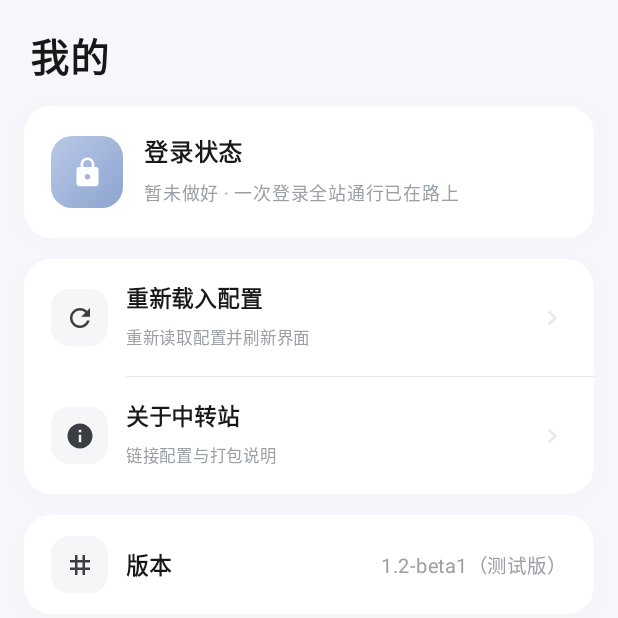
After one commit to hsiaochyu/Zhongzhuanzhan, an Android app built with Jetpack Compose: the composable MeScreen shown on its own in the app's theme, on a phone screen of 412 x 824 dp, the top half of it. The commit adds this screen. Run offline under Robolectric (Android 15) with nearby library versions, the phone set to English and light mode, and no system bars.

Commit message:
feat: 1.2-beta1 主界面重构——底部双 Tab（主页/我的），删除头部栏，关于/重载移入「我的」，登录态占位「暂未做好」，版本升至 1.2-beta1 (versionCode 3)

```diff
--- a/app/build.gradle.kts
+++ b/app/build.gradle.kts
@@ -25,8 +25,8 @@ android {
         applicationId = "com.zhongzhuanzhan.app"
         minSdk = 26
         targetSdk = 35
-        versionCode = 2
-        versionName = "1.1"
+        versionCode = 3
+        versionName = "1.2-beta1"
     }
 
     signingConfigs {
--- a/app/src/main/java/com/zhongzhuanzhan/app/MainActivity.kt
+++ b/app/src/main/java/com/zhongzhuanzhan/app/MainActivity.kt
@@ -34,7 +34,6 @@ class MainActivity : ComponentActivity() {
                     onReopen = {
                         recentState.value?.let { WebActivity.start(this, it.first, it.second) }
                     },
-                    onExit = { finish() },
                     onReload = { recreate() },
                 )
             }
--- /dev/null
+++ b/app/src/main/java/com/zhongzhuanzhan/app/ui/MeScreen.kt
@@ -0,0 +1,299 @@
+package com.zhongzhuanzhan.app.ui
+
+import androidx.compose.foundation.background
+import androidx.compose.foundation.clickable
+import androidx.compose.foundation.layout.Arrangement
+import androidx.compose.foundation.layout.Box
+import androidx.compose.foundation.layout.Column
+import androidx.compose.foundation.layout.PaddingValues
+import androidx.compose.foundation.layout.Row
+import androidx.compose.foundation.layout.Spacer
+import androidx.compose.foundation.layout.fillMaxSize
+import androidx.compose.foundation.layout.fillMaxWidth
+import androidx.compose.foundation.layout.height
+import androidx.compose.foundation.layout.padding
+import androidx.compose.foundation.layout.size
+import androidx.compose.foundation.layout.statusBarsPadding
+import androidx.compose.foundation.layout.width
+import androidx.compose.foundation.lazy.LazyColumn
+import androidx.compose.foundation.shape.RoundedCornerShape
+import androidx.compose.material.icons.Icons
+import androidx.compose.material.icons.automirrored.filled.KeyboardArrowRight
+import androidx.compose.material.icons.filled.Info
+import androidx.compose.material.icons.filled.Refresh
+import androidx.compose.material.icons.filled.Tag
+import androidx.compose.material.icons.filled.Lock
+import androidx.compose.material3.AlertDialog
+import androidx.compose.material3.Icon
+import androidx.compose.material3.Text
+import androidx.compose.material3.TextButton
+import androidx.compose.runtime.Composable
+import androidx.compose.runtime.getValue
+import androidx.compose.runtime.mutableStateOf
+import androidx.compose.runtime.remember
+import androidx.compose.runtime.setValue
+import androidx.compose.ui.Alignment
+import androidx.compose.ui.Modifier
+import androidx.compose.ui.draw.clip
+import androidx.compose.ui.draw.shadow
+import androidx.compose.ui.graphics.Brush
+import androidx.compose.ui.graphics.Color
+import androidx.compose.ui.text.font.FontWeight
+import androidx.compose.ui.unit.dp
+import androidx.compose.ui.unit.sp
+
+// 与 build.gradle.kts 的 versionName 保持一致（改版本时两处都要动）
+private const val APP_VERSION = "1.2-beta1"
+
+@Composable
+fun MeScreen(onReload: () -> Unit) {
+    var showAbout by remember { mutableStateOf(false) }
+
+    LazyColumn(
+        modifier = Modifier
+            .fillMaxSize()
+            .statusBarsPadding(),
+        contentPadding = PaddingValues(bottom = 24.dp),
+    ) {
+        item(key = "title") {
+            Text(
+                text = "我的",
+                fontSize = 26.sp,
+                fontWeight = FontWeight.Bold,
+                color = Ink,
+                modifier = Modifier.padding(start = 20.dp, top = 18.dp, bottom = 14.dp),
+            )
+        }
+
+        item(key = "account") {
+            AccountCard()
+        }
+
+        item(key = "settings") {
+            SettingsCard(
+                onReload = onReload,
+                onAbout = { showAbout = true },
+            )
+        }
+
+        item(key = "version") {
+            VersionCard()
+        }
+    }
+
+    if (showAbout) {
+        AboutDialog(onDismiss = { showAbout = false })
+    }
+}
+
+@Composable
+private fun AccountCard() {
+    val shape = RoundedCornerShape(18.dp)
+    Column(
+        modifier = Modifier
+            .fillMaxWidth()
+            .padding(horizontal = 16.dp)
+            .padding(bottom = 14.dp)
+            .shadow(10.dp, shape, ambientColor = Color(0x14000000), spotColor = Color(0x14000000))
+            .clip(shape)
+            .background(Color.White)
+            .padding(horizontal = 18.dp, vertical = 18.dp),
+    ) {
+        Row(verticalAlignment = Alignment.CenterVertically) {
+            Box(
+                modifier = Modifier
+                    .size(48.dp)
+                    .clip(RoundedCornerShape(14.dp))
+                    .background(Brush.linearGradient(listOf(Color(0xFFB9C8E8), Color(0xFF8CA4CE)))),
+                contentAlignment = Alignment.Center,
+            ) {
+                Icon(
+                    imageVector = Icons.Filled.Lock,
+                    contentDescription = null,
+                    tint = Color.White,
+                    modifier = Modifier.size(22.dp),
+                )
+            }
+
+            Spacer(Modifier.width(14.dp))
+
+            Column {
+                Text(
+                    text = "登录状态",
+                    fontSize = 16.sp,
+                    fontWeight = FontWeight.SemiBold,
+                    color = Ink,
+                )
+                Spacer(Modifier.height(4.dp))
+                Text(
+                    text = "暂未做好 · 一次登录全站通行已在路上",
+                    fontSize = 12.sp,
+                    color = SubInk,
+                )
+            }
+        }
+    }
+}
+
+@Composable
+private fun SettingsCard(onReload: () -> Unit, onAbout: () -> Unit) {
+    val shape = RoundedCornerShape(18.dp)
+    Column(
+        modifier = Modifier
+            .fillMaxWidth()
+            .padding(horizontal = 16.dp)
+            .shadow(8.dp, shape, ambientColor = Color(0x12000000), spotColor = Color(0x12000000))
+            .clip(shape)
+            .background(Color.White),
+    ) {
+        SettingRow(
+            icon = Icons.Filled.Refresh,
+            title = "重新载入配置",
+            subtitle = "重新读取配置并刷新界面",
+            onClick = onReload,
+            showDivider = true,
+        )
+        SettingRow(
+            icon = Icons.Filled.Info,
+            title = "关于中转站",
+            subtitle = "链接配置与打包说明",
+            onClick = onAbout,
+            showDivider = false,
+        )
+    }
+}
+
+@Composable
+private fun SettingRow(
+    icon: androidx.compose.ui.graphics.vector.ImageVector,
+    title: String,
+    subtitle: String,
+    onClick: () -> Unit,
+    showDivider: Boolean,
+) {
+    Column {
+        Row(
+            modifier = Modifier
+                .fillMaxWidth()
+                .clickable(onClick = onClick)
+                .padding(horizontal = 18.dp, vertical = 14.dp),
+            verticalAlignment = Alignment.CenterVertically,
+        ) {
+            Box(
+                modifier = Modifier
+                    .size(38.dp)
+                    .clip(RoundedCornerShape(12.dp))
+                    .background(IconBg),
+                contentAlignment = Alignment.Center,
+            ) {
+                Icon(
+                    imageVector = icon,
+                    contentDescription = null,
+                    tint = Color(0xFF3A3D42),
+                    modifier = Modifier.size(20.dp),
+                )
+            }
+
+            Spacer(Modifier.width(12.dp))
+
+            Column(modifier = Modifier.weight(1f)) {
+                Text(
+                    text = title,
+                    fontSize = 15.sp,
+                    fontWeight = FontWeight.SemiBold,
+                    color = Ink,
+                )
+                Spacer(Modifier.height(2.dp))
+                Text(
+                    text = subtitle,
+                    fontSize = 11.sp,
+                    color = SubInk,
+                )
+            }
+
+            Icon(
+                imageVector = Icons.AutoMirrored.Filled.KeyboardArrowRight,
+                contentDescription = null,
+                tint = Divider,
+                modifier = Modifier.size(20.dp),
+            )
+        }
+
+        if (showDivider) {
+            Box(
+                modifier = Modifier
+                    .fillMaxWidth()
+                    .padding(start = 68.dp)
+                    .height(0.5.dp)
+                    .background(Divider)
+            )
+        }
+    }
+}
+
+@Composable
+private fun VersionCard() {
+    val shape = RoundedCornerShape(18.dp)
+    Row(
+        modifier = Modifier
+            .fillMaxWidth()
+            .padding(horizontal = 16.dp)
+            .padding(top = 14.dp)
+            .shadow(8.dp, shape, ambientColor = Color(0x12000000), spotColor = Color(0x12000000))
+            .clip(shape)
+            .background(Color.White)
+            .padding(horizontal = 18.dp, vertical = 14.dp),
+        verticalAlignment = Alignment.CenterVertically,
+        horizontalArrangement = Arrangement.SpaceBetween,
+    ) {
+        Row(verticalAlignment = Alignment.CenterVertically) {
+            Box(
+                modifier = Modifier
+                    .size(38.dp)
+                    .clip(RoundedCornerShape(12.dp))
+                    .background(IconBg),
+                contentAlignment = Alignment.Center,
+            ) {
+                Icon(
+                    imageVector = Icons.Filled.Tag,
+                    contentDescription = null,
+                    tint = Color(0xFF3A3D42),
+                    modifier = Modifier.size(20.dp),
+                )
+            }
+
+            Spacer(Modifier.width(12.dp))
+
+            Text(
+                text = "版本",
+                fontSize = 15.sp,
+                fontWeight = FontWeight.SemiBold,
+                color = Ink,
+            )
+        }
+
+        Text(
+            text = "$APP_VERSION（测试版）",
+            fontSize = 13.sp,
+            color = SubInk,
+        )
+    }
+}
+
+@Composable
+private fun AboutDialog(onDismiss: () -> Unit) {
+    AlertDialog(
+        onDismissRequest = onDismiss,
+        confirmButton = {
+            TextButton(onClick = onDismiss) { Text("知道了") }
+        },
+        title = { Text("关于中转站") },
+        text = {
+            Text(
+                "把常用网页收进一屏的入口站。\n\n" +
+                    "链接配置：assets/links.json\n" +
+                    "改完重新打包即可，不需要改代码。"
+            )
+        },
+    )
+}
```
Also changed, not shown: app/src/main/java/com/zhongzhuanzhan/app/ui/HomeScreen.kt (+111 -109 lines), 2 other files.
